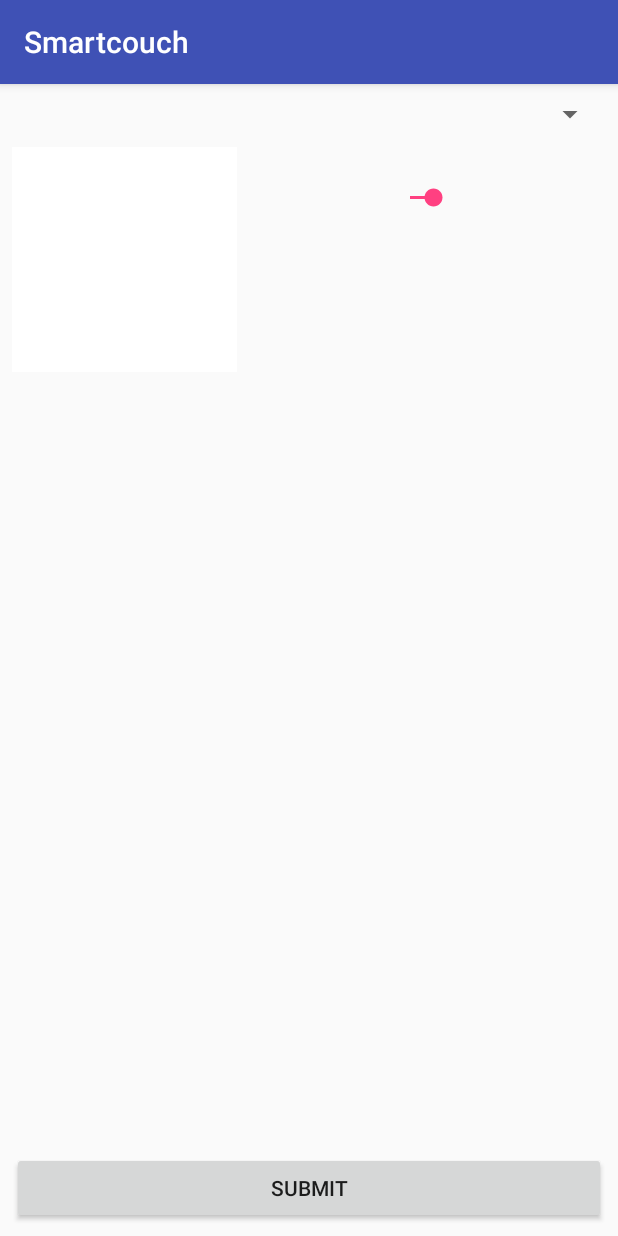
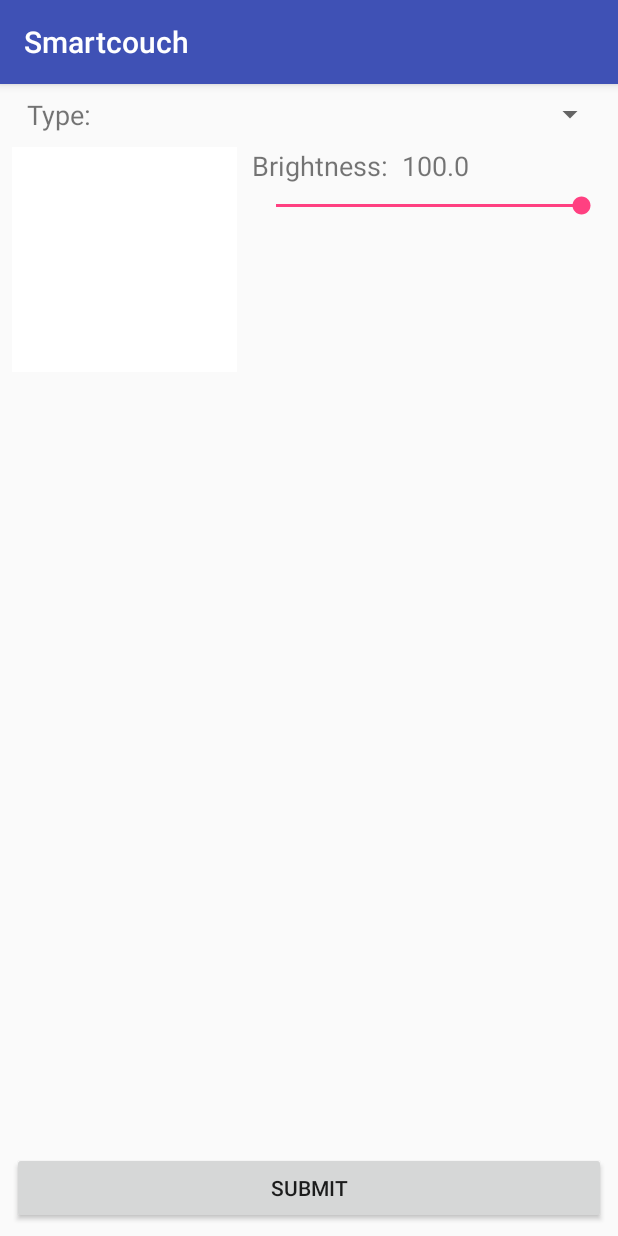
Before and after one commit to flrndttrch/smartcouch, an Android app: the LedActivity screen opened directly, with no data from a screen before it, on a phone screen of 412 x 824 dp. Run offline under Robolectric (Android 15) with nearby library versions, the light colour scheme and no system bars; libraries missing offline, so code that uses them is left out: com.skydoves.colorpickerpreference; 10 statements that could not run were skipped.

Commit message:
extended size of brightness slider

```diff
--- a/android/app/src/main/java/com/flrndttrch/smartcouch/LedActivity.java
+++ b/android/app/src/main/java/com/flrndttrch/smartcouch/LedActivity.java
@@ -40,23 +40,26 @@ public class LedActivity extends AppCompatActivity implements AdapterView.OnItem
         .OnSeekBarChangeListener, View.OnClickListener {
     private static final String TAG = LedActivity.class.getSimpleName();
     private TextView colorTextView;
+    private TextView brightnessTextView;
     private ImageView colorView;
-    private android.app.AlertDialog alertDialog;
     private Spinner typeSpinner;
     private SeekBar brightnessSeekbar;
     private Button submit;
-    private List<Type> types;
+
+    private int[] color = {255, 255, 255};
+    private float brightness = 1.0f;
     private SharedPreferences settings;
-    private int[] color = {255, 255, 255};
-    private float brightness;
+    private android.app.AlertDialog alertDialog;
     private DjangoService djangoService;
     private User user;
+    private List<Type> types;
 
     @Override
     protected void onCreate(Bundle savedInstanceState) {
         super.onCreate(savedInstanceState);
         setContentView(R.layout.activity_led);
-        colorTextView = findViewById(R.id.colorTextView);
+        brightnessTextView = findViewById(R.id.brightnessTextView);
+        brightnessTextView.setText(getString(R.string.brightness) + brightness * 100);
         colorView = findViewById(R.id.color);
         colorView.setOnClickListener(new View.OnClickListener() {
             @Override
@@ -125,7 +128,6 @@ public class LedActivity extends AppCompatActivity implements AdapterView.OnItem
         builder.setPositiveButton(getString(R.string.confirm), new ColorListener() {
             @Override
             public void onColorSelected(ColorEnvelope colorEnvelope) {
-                colorTextView.setText("#" + colorEnvelope.getColorHtml());
                 color = colorEnvelope.getColorRGB();
                 colorView.setBackgroundColor(colorEnvelope.getColor());
             }
@@ -144,10 +146,7 @@ public class LedActivity extends AppCompatActivity implements AdapterView.OnItem
          */
         ColorPickerView colorPickerView = builder.getColorPickerView();
 
-        colorTextView = findViewById(R.id.colorTextView);
-        colorTextView.setText("#" + colorPickerView.getSavedColorHtml(R.color.colorAccent));
         color = colorPickerView.getSavedColorRGB(R.color.colorAccent);
-
         colorView.setBackgroundColor(colorPickerView.getSavedColor(R.color.colorAccent));
     }
 
@@ -156,16 +155,17 @@ public class LedActivity extends AppCompatActivity implements AdapterView.OnItem
         String type = adapterView.getItemAtPosition(i).toString().toLowerCase();
         if (type.equals("off") || type.equals("rainbow")) {
             colorView.setVisibility(View.GONE);
-            colorTextView.setVisibility(View.GONE);
             if (type.equals("off")) {
                 brightnessSeekbar.setVisibility(View.GONE);
+                brightnessTextView.setVisibility(View.GONE);
             } else if (type.equals("rainbow")) {
                 brightnessSeekbar.setVisibility(View.VISIBLE);
+                brightnessTextView.setVisibility(View.VISIBLE);
             }
         } else if (type.equals("color") || type.equals("blink")) {
             colorView.setVisibility(View.VISIBLE);
-            colorTextView.setVisibility(View.VISIBLE);
             brightnessSeekbar.setVisibility(View.VISIBLE);
+            brightnessTextView.setVisibility(View.VISIBLE);
         }
     }
 
@@ -177,6 +177,7 @@ public class LedActivity extends AppCompatActivity implements AdapterView.OnItem
     @Override
     public void onProgressChanged(SeekBar seekBar, int i, boolean b) {
         brightness = (float) i / 100;
+        brightnessTextView.setText(getString(R.string.brightness) + i);
     }
 
     @Override
--- a/android/app/src/main/res/layout/activity_led.xml
+++ b/android/app/src/main/res/layout/activity_led.xml
@@ -8,11 +8,21 @@
     android:layout_margin="8dp"
     tools:context="com.flrndttrch.smartcouch.LedActivity">
 
+    <TextView
+        android:id="@+id/typeTextView"
+        android:layout_width="wrap_content"
+        android:layout_height="wrap_content"
+        android:text="@string/type"
+        android:textSize="18dp"
+        android:layout_marginLeft="10dp"
+        app:layout_constraintLeft_toLeftOf="parent" />
+
     <Spinner
         android:id="@+id/typeSpinner"
-        android:layout_width="match_parent"
+        android:layout_width="0dp"
         android:layout_height="wrap_content"
-        app:layout_constraintStart_toStartOf="parent" />
+        app:layout_constraintLeft_toRightOf="@+id/typeTextView"
+        app:layout_constraintRight_toRightOf="parent"/>
 
     <ImageView
         android:id="@+id/color"
@@ -22,25 +32,36 @@
         android:layout_marginTop="10dp"
         app:layout_constraintTop_toBottomOf="@id/typeSpinner" />
 
-    <TextView
+    <!--TextView
         android:id="@+id/colorTextView"
         android:layout_width="wrap_content"
         android:layout_height="wrap_content"
-        android:text=""
+        android:text="@string/color"
         android:layout_marginLeft="10dp"
         app:layout_constraintLeft_toRightOf="@id/color"
-        app:layout_constraintTop_toTopOf="@id/color"/>
+        app:layout_constraintTop_toTopOf="@id/color"/-->
+
+    <TextView
+        android:id="@+id/brightnessTextView"
+        android:layout_width="wrap_content"
+        android:layout_height="wrap_content"
+        android:text="@string/brightness"
+        android:textSize="18dp"
+        android:layout_marginLeft="10dp"
+        android:progress="100"
+        app:layout_constraintTop_toTopOf="@+id/color"
+        app:layout_constraintStart_toEndOf="@+id/color" />
 
     <SeekBar
         android:id="@+id/brightnessSeekbar"
-        android:layout_width="wrap_content"
+        android:layout_width="0dp"
         android:layout_height="wrap_content"
         android:layout_marginTop="5dp"
         android:min="0"
         android:max="100"
         android:progress="100"
-        app:layout_constraintTop_toBottomOf="@+id/colorTextView"
-        app:layout_constraintStart_toEndOf="@+id/color"
+        app:layout_constraintStart_toStartOf="@+id/brightnessTextView"
+        app:layout_constraintTop_toBottomOf="@+id/brightnessTextView"
         app:layout_constraintEnd_toEndOf="parent"/>
 
     <Button
--- a/android/app/src/main/res/values/strings.xml
+++ b/android/app/src/main/res/values/strings.xml
@@ -20,4 +20,7 @@
     <string name="error_users">Couldn\'t authenticate user.</string>
     <string name="error_type">No Type has been set.</string>
     <string name="success_lighting">Lighting was changed.</string>
+    <string name="brightness">Brightness: \u0020</string>
+    <string name="color">Color:\u0020</string>
+    <string name="type">Type:\u0020</string>
 </resources>
```
